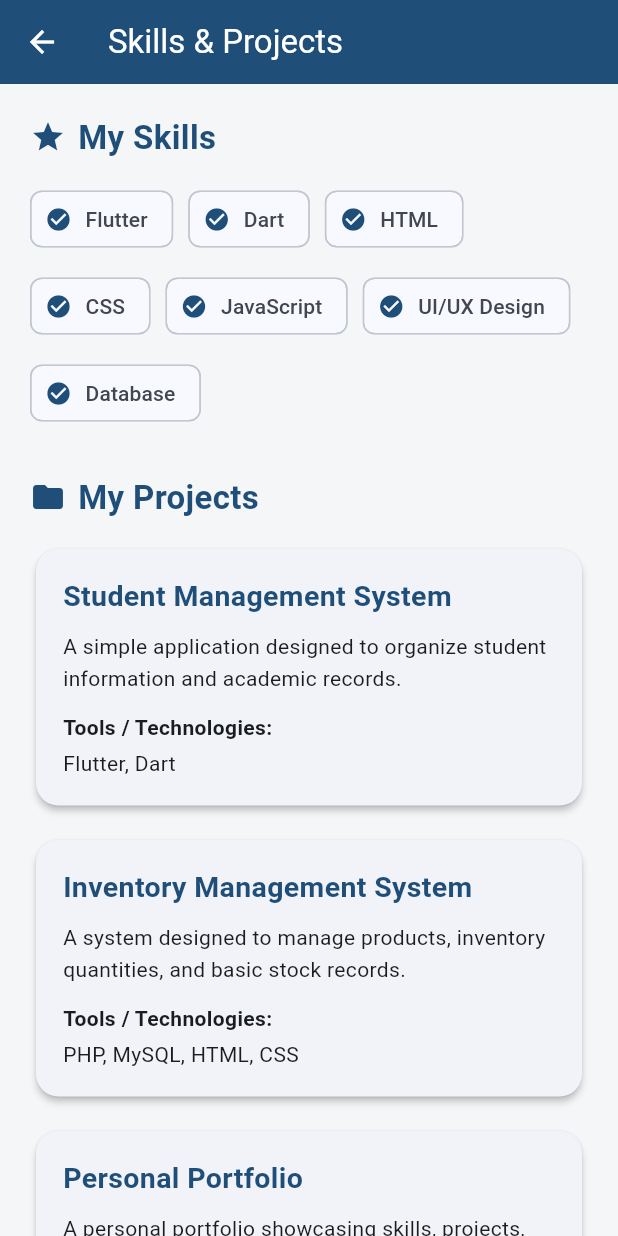
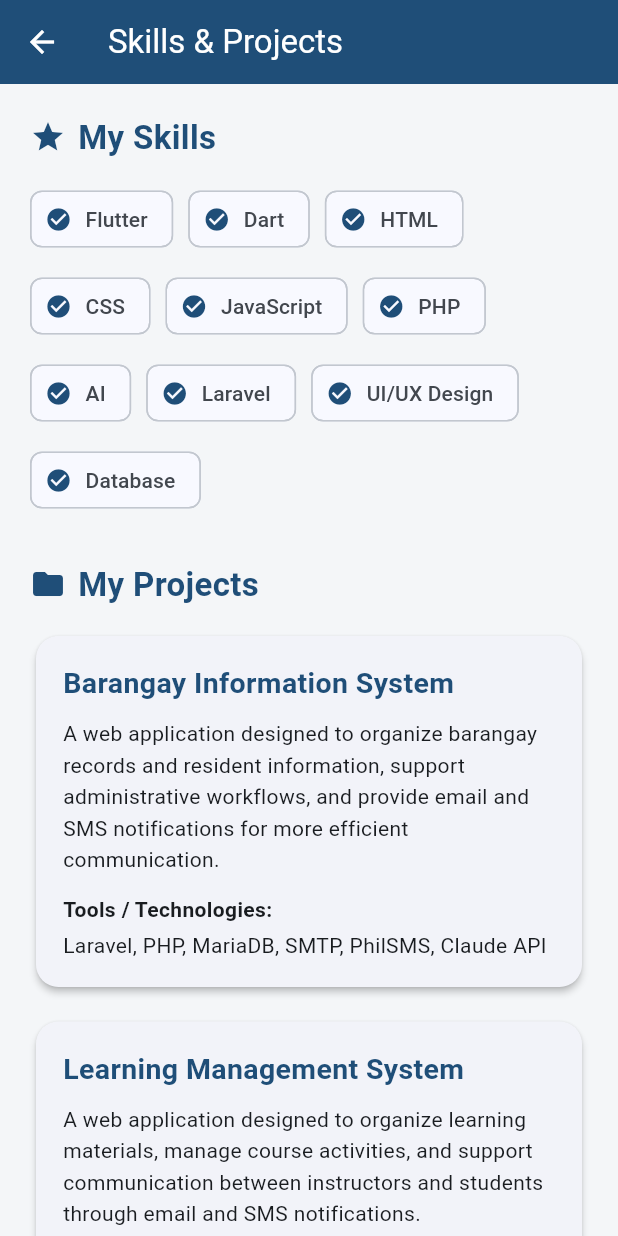
Before and after one commit to khier091225/resume_navigation_exam, a Flutter app: the SkillsProjectsScreen screen opened directly, on a phone screen of 412 x 824 dp. Run offline on Flutter 3.47's test engine with Material 3 defaults, Android fonts, the phone set to English and light mode, and no system bars.

Commit message:
Update SkillsProjectsScreen with new skills and project details

```diff
--- a/lib/main.dart
+++ b/lib/main.dart
@@ -417,6 +417,9 @@ class SkillsProjectsScreen extends StatelessWidget {
                 SkillChip(skill: 'HTML'),
                 SkillChip(skill: 'CSS'),
                 SkillChip(skill: 'JavaScript'),
+                SkillChip(skill: 'PHP'),
+                SkillChip(skill: 'AI'),
+                SkillChip(skill: 'Laravel'),
                 SkillChip(skill: 'UI/UX Design'),
                 SkillChip(skill: 'Database'),
               ],
@@ -430,31 +433,27 @@ class SkillsProjectsScreen extends StatelessWidget {
             const SizedBox(height: 15),
 
             const ProjectCard(
-              title: 'Student Management System',
+              title: 'Barangay Information System',
               description:
-                  'A simple application designed to organize '
-                  'student information and academic records.',
-              tools: 'Flutter, Dart',
+                  'A web application designed to organize barangay '
+                  'records and resident information, support '
+                  'administrative workflows, and provide email and '
+                  'SMS notifications for more efficient communication.',
+              tools: 'Laravel, PHP, MariaDB, SMTP, PhilSMS, Claude API',
             ),
 
             const SizedBox(height: 15),
 
             const ProjectCard(
-              title: 'Inventory Management System',
+              title: 'Learning Management System',
               description:
-                  'A system designed to manage products, '
-                  'inventory quantities, and basic stock records.',
-              tools: 'PHP, MySQL, HTML, CSS',
-            ),
-
-            const SizedBox(height: 15),
-
-            const ProjectCard(
-              title: 'Personal Portfolio',
-              description:
-                  'A personal portfolio showcasing skills, '
-                  'projects, experience, and contact information.',
-              tools: 'HTML, CSS, JavaScript',
+                  'A web application designed to organize learning '
+                  'materials, manage course activities, and support '
+                  'communication between instructors and students '
+                  'through email and SMS notifications.',
+              tools:
+                  'HTML, CSS, JavaScript, PHP, MySQL, SMTP, '
+                  'PhilSMS, Claude API',
             ),
 
             const SizedBox(height: 25),
```
